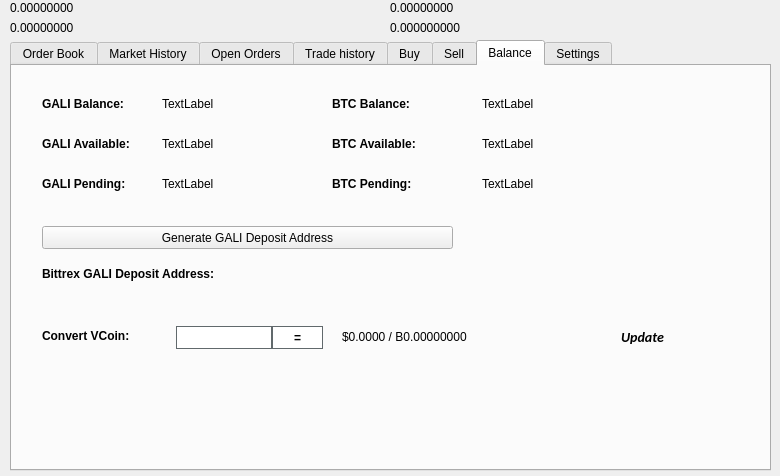
Qt form src/qt/forms/tradingdialog.ui (Salvage-Ex/Salvage-old2) before a commit.
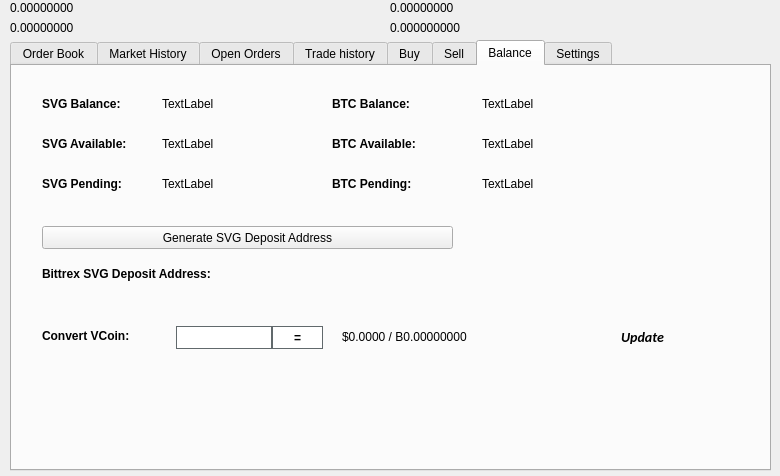
The same form after that commit. The open tabs and pages were chosen to show the change. Icons and pictures are not drawn.

What changed in the file:
```diff
--- a/src/qt/forms/tradingdialog.ui
+++ b/src/qt/forms/tradingdialog.ui
@@ -2762,7 +2762,7 @@
       </font>
      </property>
      <property name="text">
-      <string>GALI Balance:</string>
+      <string>SVG Balance:</string>
      </property>
     </widget>
     <widget class="QLabel" name="label_12">
@@ -2813,7 +2813,7 @@
       </font>
      </property>
      <property name="text">
-      <string>GALI Available:</string>
+      <string>SVG Available:</string>
      </property>
     </widget>
     <widget class="QLabel" name="label_14">
@@ -2832,7 +2832,7 @@
       </font>
      </property>
      <property name="text">
-      <string>GALI Pending:</string>
+      <string>SVG Pending:</string>
      </property>
     </widget>
     <widget class="QLabel" name="GALIPendingLabel">
@@ -2928,7 +2928,7 @@
       </font>
      </property>
      <property name="text">
-      <string>Bittrex GALI Deposit Address:</string>
+      <string>Bittrex SVG Deposit Address:</string>
      </property>
     </widget>
     <widget class="QPushButton" name="GenDepositBTN">
@@ -2941,7 +2941,7 @@
       </rect>
      </property>
      <property name="text">
-      <string>Generate GALI Deposit Address</string>
+      <string>Generate SVG Deposit Address</string>
      </property>
      <property name="icon">
       <iconset resource="../galilel.qrc">
```
Left out of the diff: 46 changed lines with no effect on the pictures.
